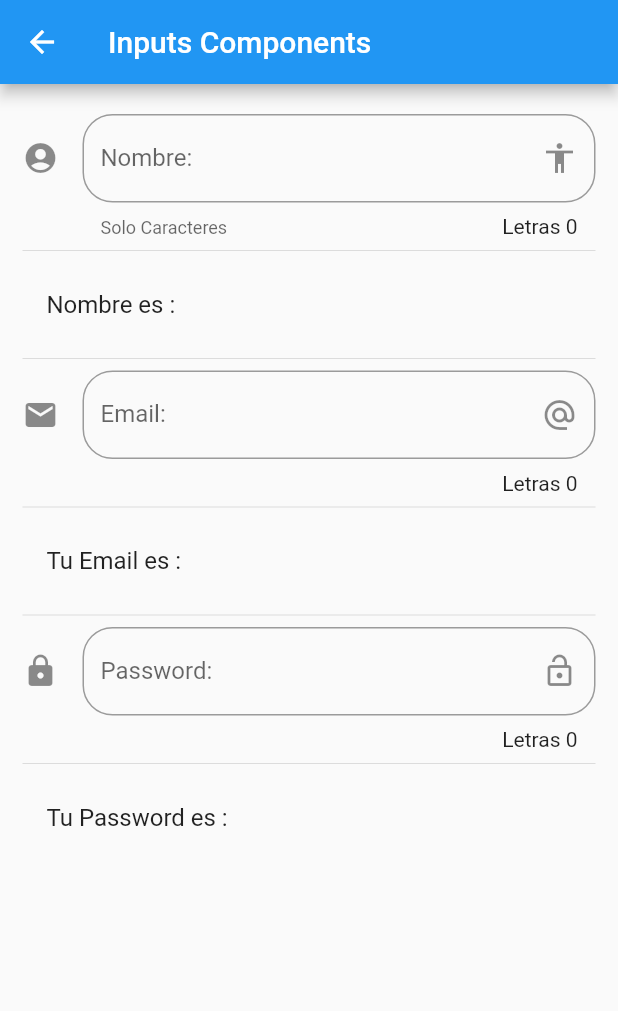
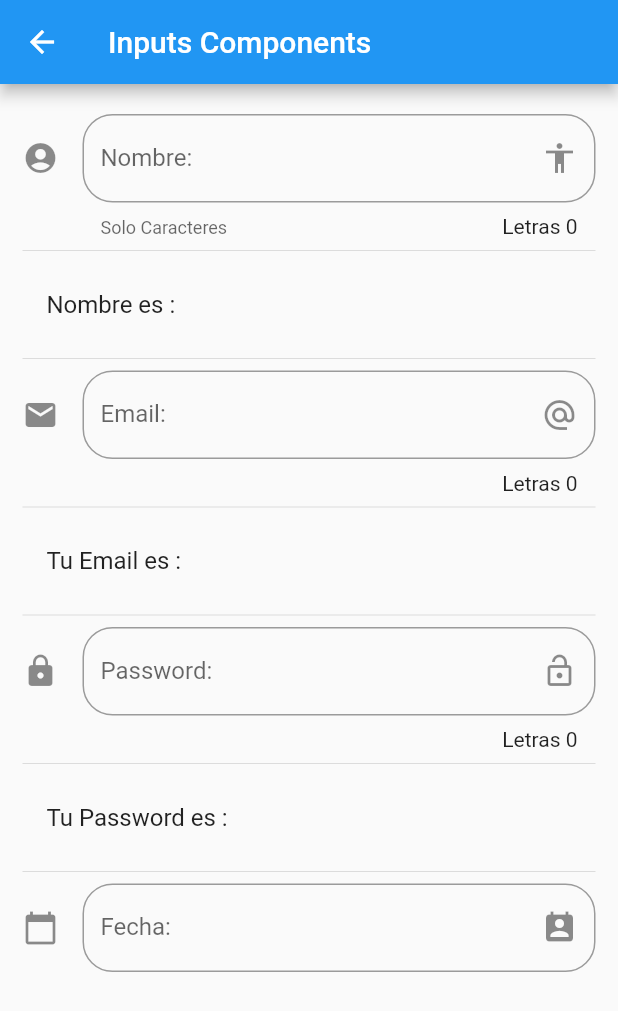
Before and after one commit to JhosepGC14/App_List_Components, a Flutter app: the screen it shows after launch, after a tap on "Inputs", on a phone screen of 412 x 824 dp. Shown: the top 1011 px of the screen. Run offline on Flutter 3.47's test engine with Material 2 defaults, Android fonts, the phone set to English and light mode, and no system bars; network calls fail.

Commit message:
se agrego el DateTimePicker en español

```diff
--- a/lib/main.dart
+++ b/lib/main.dart
@@ -1,5 +1,5 @@
 import 'package:flutter/material.dart';
-
+import 'package:flutter_localizations/flutter_localizations.dart';
 //pages
 import 'package:app_list_components/src/routes/routes.dart';
 import 'package:app_list_components/src/pages/alert_page.dart';
@@ -12,6 +12,15 @@ class MyApp extends StatelessWidget {
     return MaterialApp(
       title: 'Componetes',
       debugShowCheckedModeBanner: false,
+      localizationsDelegates: [
+        GlobalMaterialLocalizations.delegate,
+        GlobalWidgetsLocalizations.delegate,
+        GlobalCupertinoLocalizations.delegate,
+      ],
+      supportedLocales: [
+        const Locale('en', 'US'), // English, no country code
+        const Locale('es', 'ES'), // Arabic, no country code
+      ],
       // home: HomePageTemp(),
       // home: HomePage(),
       initialRoute: '/',
--- a/lib/src/pages/alert_page.dart
+++ b/lib/src/pages/alert_page.dart
@@ -59,11 +59,11 @@ class AlertPage extends StatelessWidget {
             ],
           ),
           actions: [
-            FlatButton(
+            ElevatedButton(
               onPressed: () => Navigator.of(context).pop(),
               child: Text("Aceptar"),
             ),
-            FlatButton(
+            TextButton(
               onPressed: () {
                 Navigator.of(context).pop();
               },
--- a/lib/src/pages/inputs_page.dart
+++ b/lib/src/pages/inputs_page.dart
@@ -12,6 +12,10 @@ class _InputsPageState extends State<InputsPage> {
   String _nombre = "";
   String _email = "";
   String _password = "";
+  String _fecha = "";
+
+  TextEditingController _inputFieldDateTimeController =
+      new TextEditingController();
 
   @override
   Widget build(BuildContext context) {
@@ -33,6 +37,8 @@ class _InputsPageState extends State<InputsPage> {
           _crearPassword(),
           Divider(),
           _showPassword(),
+          Divider(),
+          _crearFecha(context),
         ],
       ),
     );
@@ -67,7 +73,7 @@ class _InputsPageState extends State<InputsPage> {
     );
   }
 
-//EMAIL
+  //EMAIL
   _crearEmail() {
     return TextField(
       keyboardType: TextInputType.emailAddress,
@@ -93,7 +99,7 @@ class _InputsPageState extends State<InputsPage> {
     );
   }
 
-//PASSWORD
+  //PASSWORD
   _crearPassword() {
     return TextField(
       obscureText: true,
@@ -118,4 +124,41 @@ class _InputsPageState extends State<InputsPage> {
       title: Text("Tu Password es : $_password"),
     );
   }
+
+  Widget _crearFecha(BuildContext context) {
+    return TextField(
+      controller: _inputFieldDateTimeController,
+      enableInteractiveSelection: false,
+      decoration: InputDecoration(
+        border: OutlineInputBorder(
+          borderRadius: BorderRadius.circular(20.0),
+        ),
+        hintText: "DateTime Birthday",
+        labelText: "Fecha: ",
+        suffixIcon: Icon(Icons.perm_contact_calendar),
+        icon: Icon(Icons.calendar_today),
+      ),
+      onTap: () {
+        FocusScope.of(context).requestFocus(new FocusNode());
+        _selectDate(context);
+      },
+    );
+  }
+
+  _selectDate(BuildContext context) async {
+    DateTime picked = await showDatePicker(
+      context: context,
+      initialDate: new DateTime.now(),
+      firstDate: new DateTime(2018),
+      lastDate: new DateTime(2022),
+      locale: Locale("es", "ES"),
+    );
+
+    if (picked != null) {
+      setState(() {
+        _fecha = picked.toString();
+        _inputFieldDateTimeController.text = _fecha;
+      });
+    }
+  }
 }
--- a/pubspec.yaml
+++ b/pubspec.yaml
@@ -22,6 +22,9 @@ environment:
 
 dependencies:
   flutter:
+    sdk: flutter
+
+  flutter_localizations:
     sdk: flutter
 
   # The following adds the Cupertino Icons font to your application.
```
Also changed, not shown: pubspec.lock.
